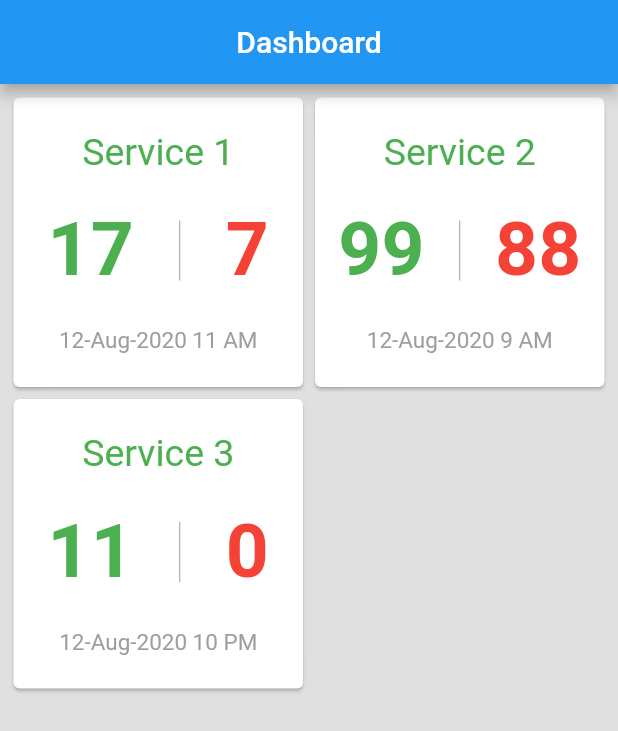
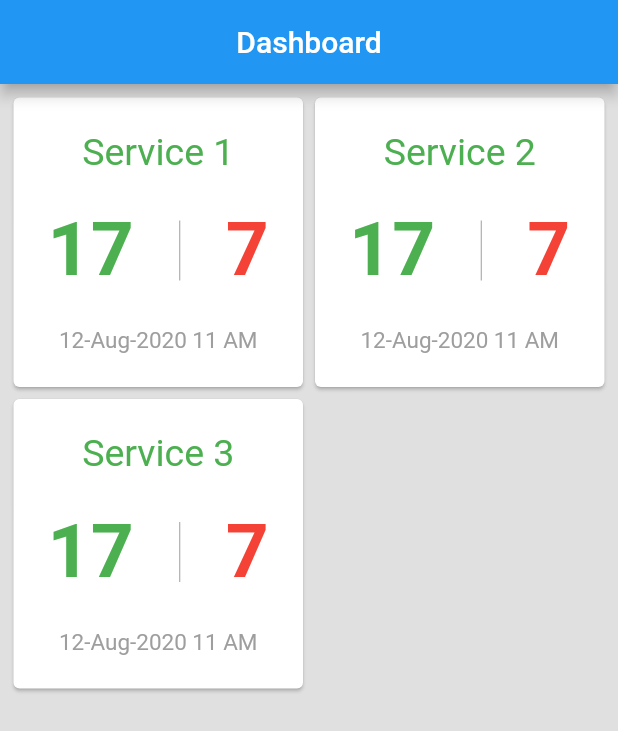
Before and after one commit to rakib-jahan/ServiceMonitor, a Flutter app: the screen it shows after launch, on a phone screen of 412 x 824 dp. Shown: the top 731 px of the screen. Run offline on Flutter 3.47's test engine with Material 2 defaults, Android fonts, the phone set to English and light mode, and no system bars; our stand-ins replace cloud_firestore; accounts and stored records are empty.

```diff
--- a/lib/main.dart
+++ b/lib/main.dart
@@ -14,23 +14,20 @@ class Dashboard extends StatefulWidget {
 class _DashboardState extends State<Dashboard> {
   List<Service> services = [
     Service(
-        id: 1,
         serviceName: 'Service 1',
-        lastRun: '12-Aug-2020 11 AM',
-        errorCount: 7,
+        lastUpdate: '12-Aug-2020 11 AM',
+        failedCount: 7,
         successCount: 17),
     Service(
-        id: 2,
         serviceName: 'Service 2',
-        lastRun: '12-Aug-2020 9 AM',
-        errorCount: 88,
-        successCount: 99),
+        lastUpdate: '12-Aug-2020 11 AM',
+        failedCount: 7,
+        successCount: 17),
     Service(
-        id: 3,
         serviceName: 'Service 3',
-        lastRun: '12-Aug-2020 10 PM',
-        errorCount: 0,
-        successCount: 11)
+        lastUpdate: '12-Aug-2020 11 AM',
+        failedCount: 7,
+        successCount: 17),
   ];
 
   @override
--- a/lib/service.card.dart
+++ b/lib/service.card.dart
@@ -3,7 +3,6 @@ import 'package:service_monitor/service.details.dart';
 import 'package:service_monitor/service.model.dart';
 
 class ServiceCard extends StatefulWidget {
-
   final Service service;
 
   const ServiceCard({Key key, this.service}) : super(key: key);
@@ -46,14 +45,14 @@ class _ServiceCardState extends State<ServiceCard> {
                         fontWeight: FontWeight.bold)),
                 Container(
                     height: 40, child: VerticalDivider(color: Colors.grey)),
-                Text(widget.service.errorCount.toString(),
+                Text(widget.service.failedCount.toString(),
                     style: TextStyle(
                         fontSize: 50,
                         color: Colors.red,
                         fontWeight: FontWeight.bold))
               ],
             ),
-            Text(widget.service.lastRun,
+            Text(widget.service.lastUpdate,
                 style: TextStyle(
                     fontSize: 15,
                     color: Colors.grey,
--- a/lib/service.model.dart
+++ b/lib/service.model.dart
@@ -1,11 +1,25 @@
-class Service{
+import 'package:cloud_firestore/cloud_firestore.dart';
+import 'package:intl/intl.dart';
 
-  int id;
+class Service {
   String serviceName;
-  String lastRun;
+  String lastUpdate;
   int successCount;
-  int errorCount;
+  int failedCount;
 
-  Service({ this.id, this.serviceName, this.lastRun, this.successCount, this.errorCount});
+  Service(
+      {this.serviceName, this.lastUpdate, this.successCount, this.failedCount});
 
+  static Service fromMap(Map<String, dynamic> map, String serviceName) {
+    if (map == null) return null;
+
+    Timestamp t = map['lastUpdate'];
+    DateTime d = t.toDate();
+
+    return Service(
+        lastUpdate: DateFormat.yMMMd().add_jm().format(d),
+        serviceName: serviceName,
+        successCount: map['successCount'],
+        failedCount: map['failedCount']);
+  }
 }
--- a/pubspec.yaml
+++ b/pubspec.yaml
@@ -14,12 +14,14 @@ description: A new Flutter project.
 version: 1.0.0+1
 
 environment:
-  sdk: ">=2.1.0 <3.0.0"
+  sdk: ">=2.2.0 <3.0.0"
 
 dependencies:
   flutter:
     sdk: flutter
-  firebase_core: "0.5.0"
+  firebase_core: "^0.5.0"
+  cloud_firestore: "^0.14.0+2"
+  intl: ^0.16.1
 
   # The following adds the Cupertino Icons font to your application.
   # Use with the CupertinoIcons class for iOS style icons.
```
Also changed, not shown: lib/firestore.service.dart (added, +54 -0 lines), pubspec.lock.
